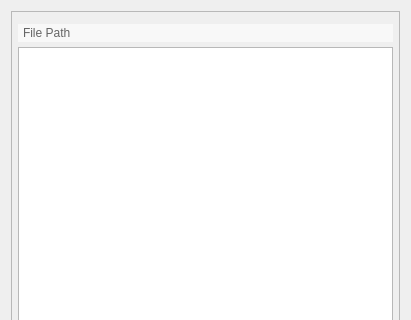
BCDA-APS/mdaviz, file mdaviz/resources/mda_file_table_view.ui: the form before one commit; both pictures show x 0 to 411 and y 0 to 320 of the 411 by 653 pixel window.
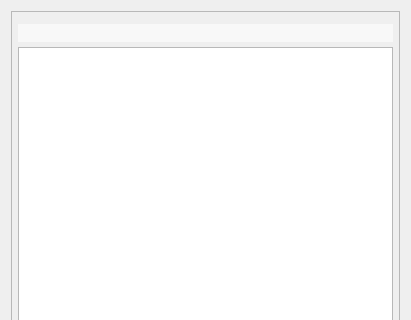
The form after the commit.

Commit message: DEV #90 refactor onSwitchTab

Diff of the .ui file:
```diff
--- a/mdaviz/resources/mda_file_table_view.ui
+++ b/mdaviz/resources/mda_file_table_view.ui
@@ -24,8 +24,8 @@
        <rect>
         <x>0</x>
         <y>0</y>
-        <width>387</width>
-        <height>629</height>
+        <width>385</width>
+        <height>627</height>
        </rect>
       </property>
       <layout class="QVBoxLayout" name="verticalLayout">
@@ -55,7 +55,7 @@
 }</string>
          </property>
          <property name="text">
-          <string>File Path</string>
+          <string/>
          </property>
         </widget>
        </item>
```
The commit also changes 2 other files.
